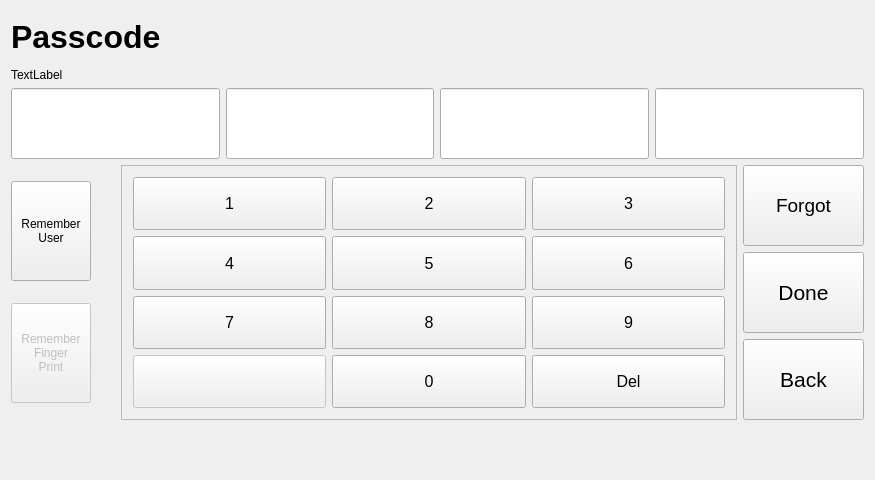
twschung/IoT-Smart-Scale, file v2.1/qt/passcode/passcode.ui: the form before one commit.
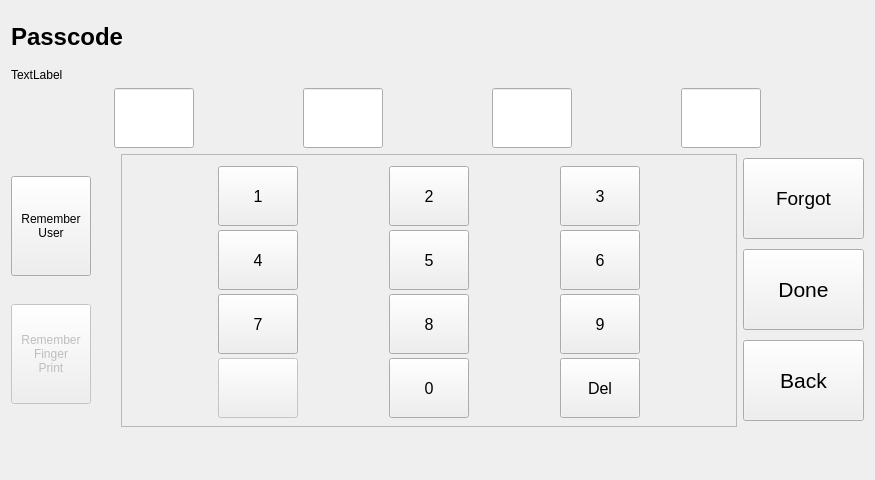
The form after the commit.

Commit message: Passcode key size reduced

The edit to the form file:
```diff
--- a/v2.1/qt/passcode/passcode.ui
+++ b/v2.1/qt/passcode/passcode.ui
@@ -27,7 +27,7 @@
        <property name="font">
         <font>
          <family>Helvetica Neue</family>
-         <pointsize>24</pointsize>
+         <pointsize>18</pointsize>
          <weight>75</weight>
          <bold>true</bold>
         </font>
@@ -69,12 +69,19 @@
         <widget class="QLineEdit" name="lineEdit_1">
          <property name="minimumSize">
           <size>
-           <width>111</width>
-           <height>71</height>
+           <width>60</width>
+           <height>60</height>
+          </size>
+         </property>
+         <property name="maximumSize">
+          <size>
+           <width>80</width>
+           <height>75</height>
           </size>
          </property>
          <property name="font">
           <font>
+           <family>Arial</family>
            <pointsize>20</pointsize>
            <weight>75</weight>
            <bold>true</bold>
@@ -105,12 +112,19 @@
         <widget class="QLineEdit" name="lineEdit_2">
          <property name="minimumSize">
           <size>
-           <width>111</width>
-           <height>71</height>
+           <width>60</width>
+           <height>60</height>
+          </size>
+         </property>
+         <property name="maximumSize">
+          <size>
+           <width>80</width>
+           <height>75</height>
           </size>
          </property>
          <property name="font">
           <font>
+           <family>Arial</family>
            <pointsize>20</pointsize>
            <weight>75</weight>
            <bold>true</bold>
@@ -141,12 +155,19 @@
         <widget class="QLineEdit" name="lineEdit_3">
          <property name="minimumSize">
           <size>
-           <width>111</width>
-           <height>71</height>
+           <width>60</width>
+           <height>60</height>
+          </size>
+         </property>
+         <property name="maximumSize">
+          <size>
+           <width>80</width>
+           <height>75</height>
           </size>
          </property>
          <property name="font">
           <font>
+           <family>Arial</family>
            <pointsize>20</pointsize>
            <weight>75</weight>
            <bold>true</bold>
@@ -177,12 +198,19 @@
         <widget class="QLineEdit" name="lineEdit_4">
          <property name="minimumSize">
           <size>
-           <width>111</width>
-           <height>71</height>
+           <width>60</width>
+           <height>60</height>
+          </size>
+         </property>
+         <property name="maximumSize">
+          <size>
+           <width>80</width>
+           <height>75</height>
           </size>
          </property>
          <property name="font">
           <font>
+           <family>Arial</family>
            <pointsize>20</pointsize>
            <weight>75</weight>
            <bold>true</bold>
@@ -249,8 +277,14 @@
           </property>
           <property name="minimumSize">
            <size>
-            <width>130</width>
-            <height>50</height>
+            <width>80</width>
+            <height>60</height>
+           </size>
+          </property>
+          <property name="maximumSize">
+           <size>
+            <width>80</width>
+            <height>70</height>
            </size>
           </property>
           <property name="font">
@@ -274,8 +308,14 @@
           </property>
           <property name="minimumSize">
            <size>
-            <width>130</width>
-            <height>50</height>
+            <width>80</width>
+            <height>60</height>
+           </size>
+          </property>
+          <property name="maximumSize">
+           <size>
+            <width>80</width>
+            <height>70</height>
            </size>
           </property>
           <property name="font">
@@ -299,8 +339,14 @@
           </property>
           <property name="minimumSize">
            <size>
-            <width>130</width>
-            <height>50</height>
+            <width>80</width>
+            <height>60</height>
+           </size>
+          </property>
+          <property name="maximumSize">
+           <size>
+            <width>80</width>
+            <height>70</height>
            </size>
           </property>
           <property name="font">
@@ -324,8 +370,14 @@
           </property>
           <property name="minimumSize">
            <size>
-            <width>130</width>
-            <height>50</height>
+            <width>80</width>
+            <height>60</height>
+           </size>
+          </property>
+          <property name="maximumSize">
+           <size>
+            <width>80</width>
+            <height>70</height>
            </size>
           </property>
           <property name="font">
@@ -349,8 +401,14 @@
           </property>
           <property name="minimumSize">
            <size>
-            <width>130</width>
-            <height>50</height>
+            <width>80</width>
+            <height>60</height>
+           </size>
+          </property>
+          <property name="maximumSize">
+           <size>
+            <width>80</width>
+            <height>70</height>
            </size>
           </property>
           <property name="font">
@@ -374,8 +432,14 @@
           </property>
           <property name="minimumSize">
            <size>
-            <width>130</width>
-            <height>50</height>
+            <width>80</width>
+            <height>60</height>
+           </size>
+          </property>
+          <property name="maximumSize">
+           <size>
+            <width>80</width>
+            <height>70</height>
            </size>
           </property>
           <property name="font">
@@ -399,8 +463,14 @@
           </property>
           <property name="minimumSize">
            <size>
-            <width>130</width>
-            <height>50</height>
+            <width>80</width>
+            <height>60</height>
+           </size>
+          </property>
+          <property name="maximumSize">
+           <size>
+            <width>80</width>
+            <height>70</height>
            </size>
           </property>
           <property name="font">
@@ -424,8 +494,14 @@
           </property>
           <property name="minimumSize">
            <size>
-            <width>130</width>
-            <height>50</height>
+            <width>80</width>
+            <height>60</height>
+           </size>
+          </property>
+          <property name="maximumSize">
+           <size>
+            <width>80</width>
+            <height>70</height>
            </size>
           </property>
           <property name="font">
@@ -449,8 +525,14 @@
           </property>
           <property name="minimumSize">
            <size>
-            <width>130</width>
-            <height>50</height>
+            <width>80</width>
+            <height>60</height>
+           </size>
+          </property>
+          <property name="maximumSize">
+           <size>
+            <width>80</width>
+            <height>70</height>
            </size>
           </property>
           <property name="font">
@@ -474,8 +556,14 @@
           </property>
           <property name="minimumSize">
            <size>
-            <width>130</width>
-            <height>50</height>
+            <width>80</width>
+            <height>60</height>
+           </size>
+          </property>
+          <property name="maximumSize">
+           <size>
+            <width>80</width>
+            <height>70</height>
            </size>
           </property>
           <property name="font">
@@ -499,8 +587,14 @@
           </property>
           <property name="minimumSize">
            <size>
-            <width>130</width>
-            <height>50</height>
+            <width>80</width>
+            <height>60</height>
+           </size>
+          </property>
+          <property name="maximumSize">
+           <size>
+            <width>80</width>
+            <height>70</height>
            </size>
           </property>
           <property name="font">
@@ -524,8 +618,14 @@
           </property>
           <property name="minimumSize">
            <size>
-            <width>130</width>
-            <height>50</height>
+            <width>80</width>
+            <height>60</height>
+           </size>
+          </property>
+          <property name="maximumSize">
+           <size>
+            <width>80</width>
+            <height>70</height>
            </size>
           </property>
           <property name="font">
@@ -658,7 +758,7 @@
      <property name="sizeHint" stdset="0">
       <size>
        <width>20</width>
-       <height>40</height>
+       <height>50</height>
       </size>
      </property>
     </spacer>
```
The commit also changes 3 other files.
